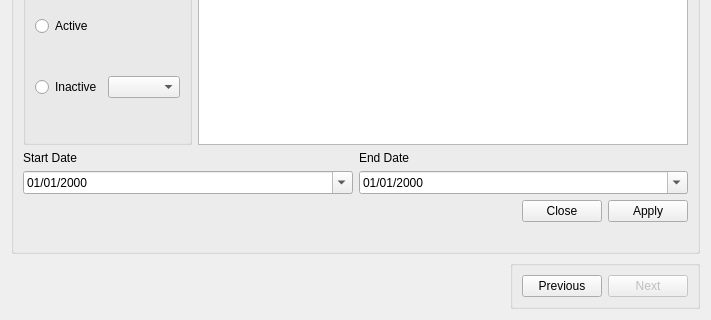
Above: app_solution/app_new/frmminorstrata.ui from doublebyte1/faocas_qc before the change; both pictures show x 0 to 711 and y 423 to 743 of the 711 by 743 pixel window. Below: the same form after it.
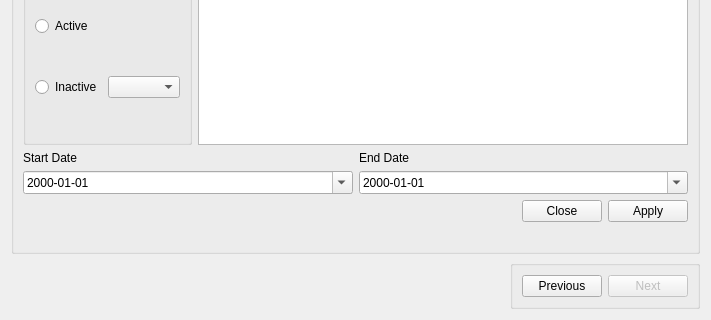
That is the form after the change. Icons and pictures are not drawn.

Commit message: - Ammended all date uis to support this date format "yyyy-MM-dd", to be UTC, and to have minimum and maximum value; - Explicit property of dates in mapper in frframe and frmminorstrata - refactored column indexes in frmminorstrata

Diff of the .ui file:
```diff
--- a/app_solution/app_new/frmminorstrata.ui
+++ b/app_solution/app_new/frmminorstrata.ui
@@ -391,8 +391,22 @@
           <property name="focusPolicy">
            <enum>Qt::StrongFocus</enum>
           </property>
+          <property name="maximumDate">
+           <date>
+            <year>2070</year>
+            <month>1</month>
+            <day>1</day>
+           </date>
+          </property>
+          <property name="minimumDate">
+           <date>
+            <year>1969</year>
+            <month>12</month>
+            <day>28</day>
+           </date>
+          </property>
           <property name="displayFormat">
-           <string>dd/MM/yyyy</string>
+           <string>yyyy-MM-dd</string>
           </property>
           <property name="calendarPopup">
            <bool>true</bool>
@@ -410,8 +424,22 @@
           <property name="focusPolicy">
            <enum>Qt::StrongFocus</enum>
           </property>
+          <property name="maximumDate">
+           <date>
+            <year>2070</year>
+            <month>1</month>
+            <day>1</day>
+           </date>
+          </property>
+          <property name="minimumDate">
+           <date>
+            <year>1968</year>
+            <month>12</month>
+            <day>28</day>
+           </date>
+          </property>
           <property name="displayFormat">
-           <string>dd/MM/yyyy</string>
+           <string>yyyy-MM-dd</string>
           </property>
           <property name="calendarPopup">
            <bool>true</bool>
```
Left out of the diff: 6 changed lines with no effect on the pictures. The commit also changes 10 other files.
